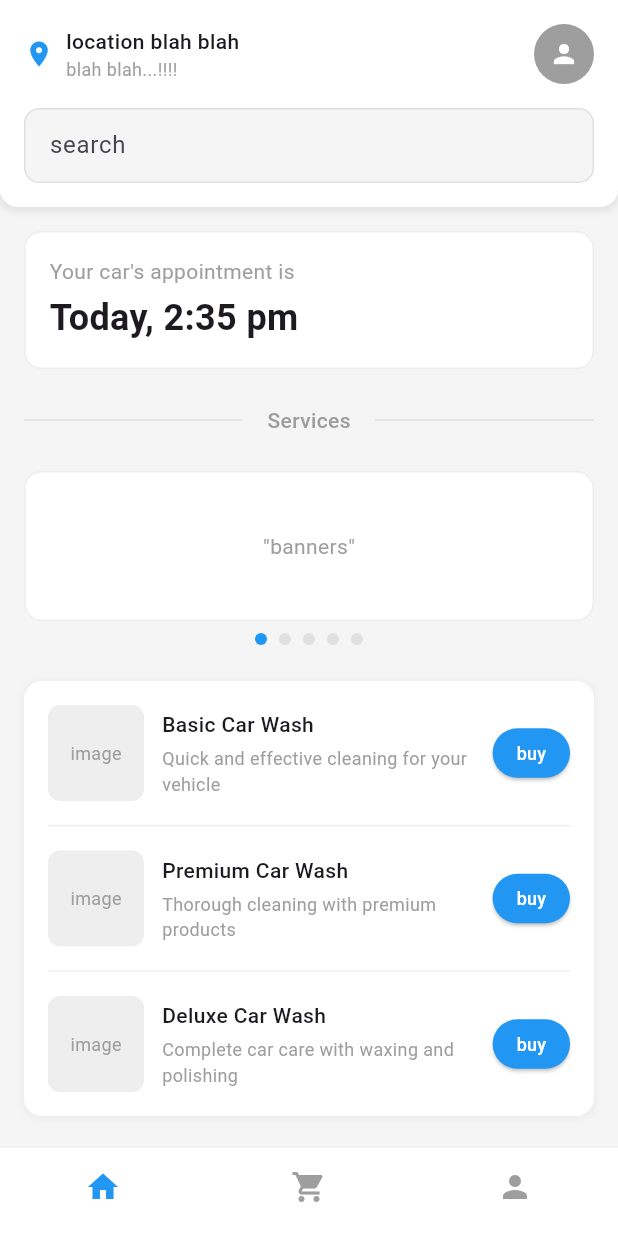
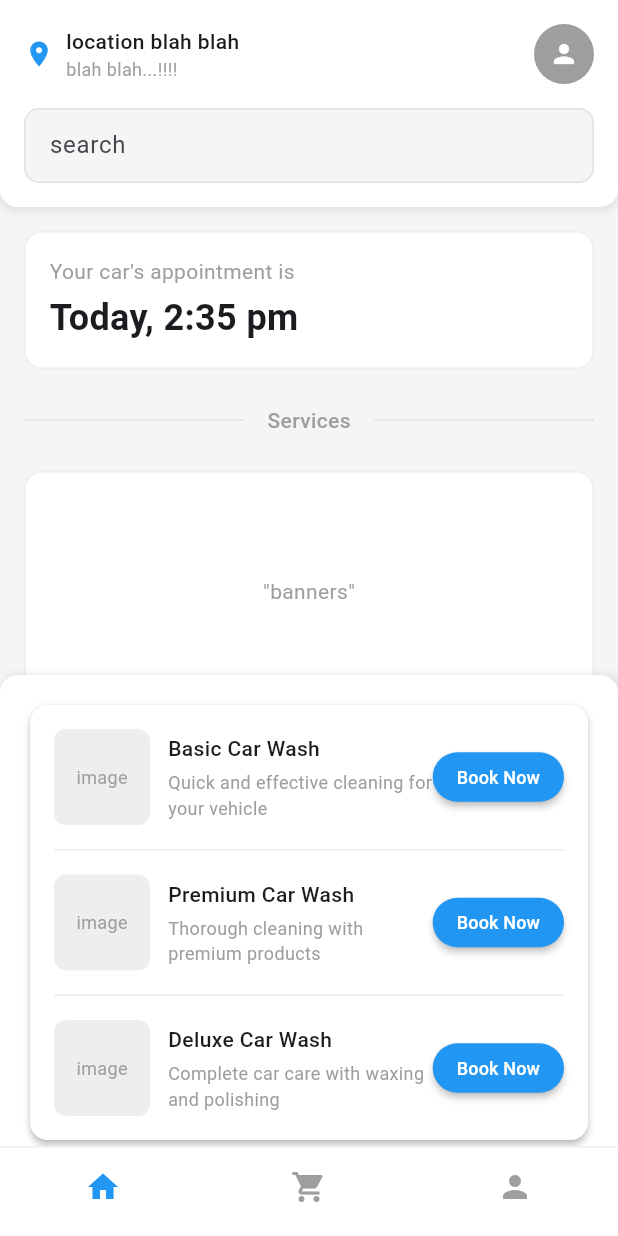
Before and after one commit to Priyammaurya1/k3-car-care, a Flutter app: the screen it shows after launch, on a phone screen of 412 x 824 dp. Run offline on Flutter 3.47's test engine with Material 3 defaults, Android fonts, the phone set to English and light mode, and no system bars.

Commit message:
made some changes

```diff
--- a/lib/screens/home_page.dart
+++ b/lib/screens/home_page.dart
@@ -25,9 +25,9 @@ class _CarWashHomePageState extends State<CarWashHomePage> {
 
   void _onBuyPressed(int serviceId) {
     // Implement your buy functionality here
-    ScaffoldMessenger.of(context).showSnackBar(
-      SnackBar(content: Text('Buying service ID: $serviceId')),
-    );
+    ScaffoldMessenger.of(
+      context,
+    ).showSnackBar(SnackBar(content: Text('Buying service ID: $serviceId')));
   }
 
   @override
@@ -61,39 +61,28 @@ class _CarWashHomePageState extends State<CarWashHomePage> {
                     const SizedBox(height: Dimensions.elementSpacing),
 
                     // Service List
-                    ServiceList(
-                      services: sampleServices,
-                      onBuyPressed: _onBuyPressed,
-                    ),
                   ],
                 ),
               ),
             ),
+            ServiceList(services: sampleServices, onBuyPressed: _onBuyPressed),
 
             // Bottom Navigation
             Container(
               decoration: BoxDecoration(
                 color: AppColors.cardBackground,
-                border: Border(
-                  top: BorderSide(color: AppColors.borderColor),
-                ),
+                border: Border(top: BorderSide(color: AppColors.borderColor)),
               ),
               child: BottomNavigationBar(
                 currentIndex: _selectedIndex,
                 onTap: _onItemTapped,
                 items: const [
-                  BottomNavigationBarItem(
-                    icon: Icon(Icons.home),
-                    label: '',
-                  ),
+                  BottomNavigationBarItem(icon: Icon(Icons.home), label: ''),
                   BottomNavigationBarItem(
                     icon: Icon(Icons.shopping_cart),
                     label: '',
                   ),
-                  BottomNavigationBarItem(
-                    icon: Icon(Icons.person),
-                    label: '',
-                  ),
+                  BottomNavigationBarItem(icon: Icon(Icons.person), label: ''),
                 ],
                 selectedItemColor: AppColors.primary,
                 unselectedItemColor: Colors.grey,
--- a/lib/widgets/banner_slider.dart
+++ b/lib/widgets/banner_slider.dart
@@ -21,7 +21,7 @@ class _BannerSliderState extends State<BannerSlider> {
     return Column(
       children: [
         Container(
-          height: 100,
+          height: 160,
           decoration: BoxDecoration(
             color: AppColors.cardBackground,
             borderRadius: BorderRadius.circular(Dimensions.cardRadius),
--- a/lib/widgets/service_list.dart
+++ b/lib/widgets/service_list.dart
@@ -15,6 +15,27 @@ class ServiceList extends StatelessWidget {
   @override
   Widget build(BuildContext context) {
     return Container(
+      padding: const EdgeInsets.only(top: Dimensions.pagePadding, left: Dimensions.pagePadding, right: Dimensions.pagePadding),
+      decoration: BoxDecoration(
+        color: AppColors.cardBackground,
+        borderRadius: const BorderRadius.only(
+          topLeft: Radius.circular(Dimensions.cardRadius),
+          topRight: Radius.circular(Dimensions.cardRadius),
+        ),
+        boxShadow: [
+          BoxShadow(
+            color: Colors.grey.withValues(alpha: 0.2),
+            spreadRadius: 1,
+            blurRadius: 3,
+            offset: const Offset(2, 0),
+          ),
+        ],
+      ),
+      child: Column(
+        children: [
+          Card(
+            elevation: 2,
+            child: Container(
               padding: const EdgeInsets.all(Dimensions.pagePadding),
               decoration: BoxDecoration(
                 color: AppColors.cardBackground,
@@ -104,6 +125,7 @@ class ServiceList extends StatelessWidget {
                               shape: RoundedRectangleBorder(
                                 borderRadius: BorderRadius.circular(30),
                               ),
+                              elevation: 2,
                               padding: const EdgeInsets.symmetric(
                                 horizontal: 16,
                                 vertical: 8,
@@ -112,7 +134,7 @@ class ServiceList extends StatelessWidget {
                               tapTargetSize: MaterialTapTargetSize.shrinkWrap,
                             ),
                             child: const Text(
-                      'buy',
+                              'Book Now',
                               style: TextStyle(
                                 color: Colors.white,
                                 fontSize: 12,
@@ -125,6 +147,10 @@ class ServiceList extends StatelessWidget {
                   ),
                 ),
               ),
+            ),
+          ),
+        ],
+      ),
     );
   }
 }
```
Lines whose indentation alone changed are shown as unchanged.
